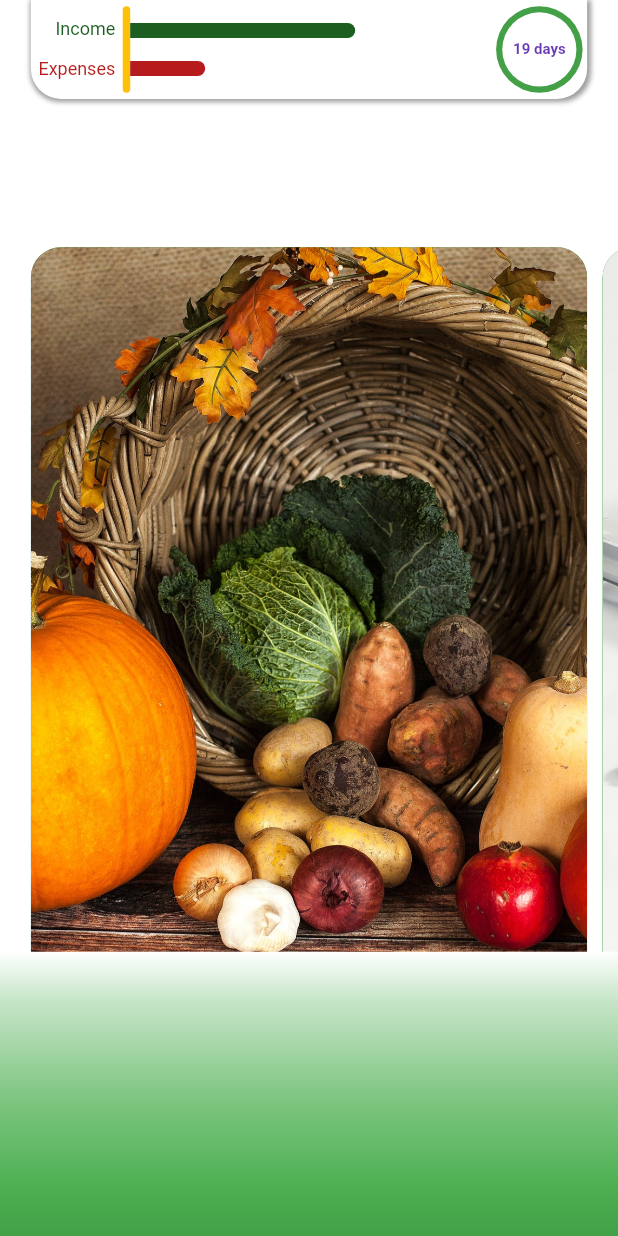
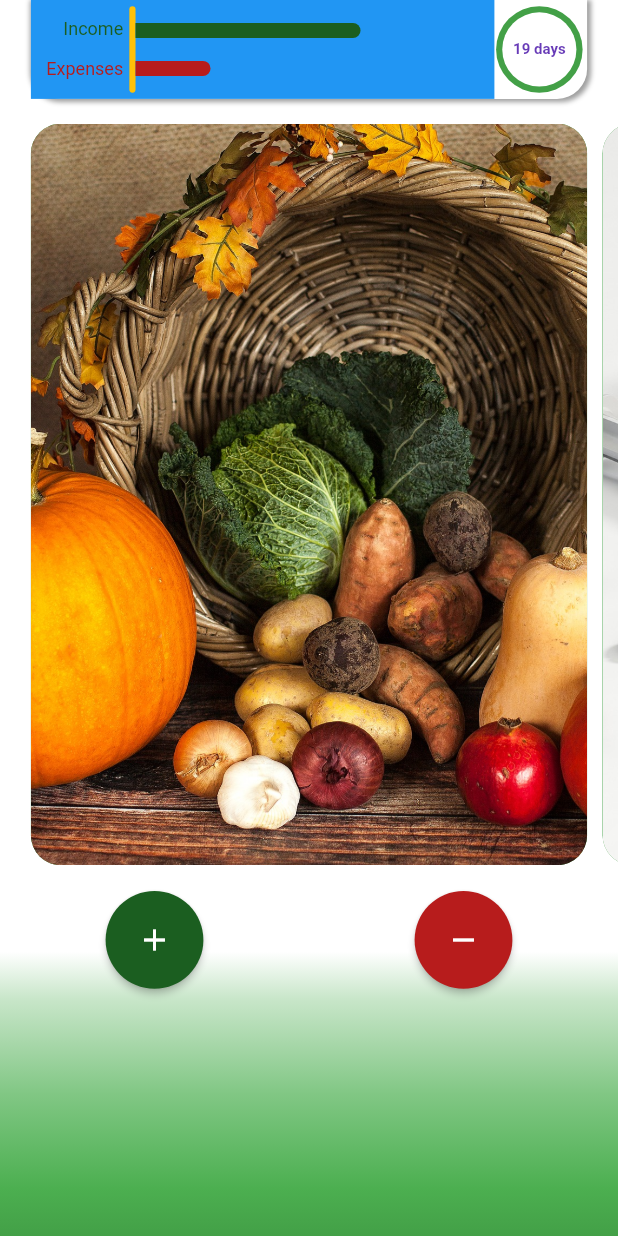
Before and after one commit to sharmashashi/myexpenses, a Flutter app: the screen it shows after launch, on a phone screen of 412 x 824 dp. Run offline on Flutter 3.47's test engine with Material 2 defaults, Android fonts, the phone set to English and light mode, and no system bars; our stand-ins replace shared_preferences.

Commit message:
saved total income in local storage with complete ui on button

```diff
--- a/lib/src/custom_widgets/custom_widgets.dart
+++ b/lib/src/custom_widgets/custom_widgets.dart
@@ -27,7 +27,7 @@ Widget widgetSalaryDay(BuildContext context) {
 
 ///returns main box as a child of listview
 ///to show different information about expenses
-Widget mainBox(double height, double width, {String imagePath,Widget child}) {
+Widget mainBox(double height, double width, {String imagePath, Widget child}) {
   return Container(
     width: percent(width, 90),
     decoration: BoxDecoration(
@@ -44,4 +44,20 @@ Widget mainBox(double height, double width, {String imagePath,Widget child}) {
     ),
   );
 }
+
 ///returns horizontal income bar
+///
+///
+
+///returns button to add income or expense
+Widget selectIncomeExpenseButton({String type, IconData iconData,double fullWidth,double fullHeight,Function onPressed}) {
+  return MaterialButton(
+   padding: EdgeInsets.all(percent(fullWidth,5)),
+    highlightColor: Colors.black12,
+    animationDuration: Duration(microseconds: 500),
+  shape: CircleBorder(),
+  child: Icon(iconData,color: Colors.white,),
+  color: type=='income'?incomeBarColor:expenseBarColor,
+  onPressed: onPressed,
+  );
+}
--- a/lib/src/home/app_bar.dart
+++ b/lib/src/home/app_bar.dart
@@ -30,14 +30,14 @@ Widget appBar({double fullHeight, double fullWidth}) {
           ///a container to fill upto 80 percent of width
           Container(
             width: percent(fullWidth, 75),
-            color: Colors.transparent,
+            color: Colors.blue,
 
             /// to add three bars
             child: Row(
               children: <Widget>[
                 ///for remaining balance and expenses
                 Padding(
-                  padding: EdgeInsets.only(left: 5),
+                  padding: EdgeInsets.only(left: percent(fullWidth, 2.5)),
                   child: Column(
                     mainAxisAlignment: MainAxisAlignment.spaceEvenly,
                     crossAxisAlignment: CrossAxisAlignment.end,
@@ -57,10 +57,10 @@ Widget appBar({double fullHeight, double fullWidth}) {
 
                 ///vertical bar
                 Padding(
-                  padding: const EdgeInsets.only(left: 5),
+                  padding:  EdgeInsets.only(left: percent(fullWidth, 1.0)),
                   child: Container(
                     height: percent(fullHeight, 7),
-                    width: 5,
+                    width: percent(fullWidth, 1.0),
                     decoration: BoxDecoration(
                         borderRadius: BorderRadius.circular(50),
                         color: Colors.amber),
--- a/lib/src/home/home.dart
+++ b/lib/src/home/home.dart
@@ -1,16 +1,27 @@
-import 'dart:ui' as prefix0;
-
 import 'package:flutter/material.dart';
+import 'package:myexpenses/src/custom_widgets/custom_widgets.dart';
 import 'package:myexpenses/src/home/app_bar.dart';
 import 'package:myexpenses/src/home/home_body.dart';
 import 'package:myexpenses/src/home/home_provider.dart';
+import 'package:myexpenses/src/local_storage/sharedPreferences.dart';
 import 'package:myexpenses/src/utils/colors.dart';
 import 'package:myexpenses/src/utils/dimention_in_percent.dart';
 import 'package:provider/provider.dart';
 
-class Home extends StatelessWidget {
+class Home extends StatefulWidget {
+  @override
+  _HomeState createState() => _HomeState();
+}
+
+class _HomeState extends State<Home> {
+  Widget textFieldButton = Container(
+    height: 0,
+  );
+  TextEditingController controller = new TextEditingController();
+
   @override
   Widget build(BuildContext context) {
+    controller.text = '0';
     return ChangeNotifierProvider<HomeProvider>(
       builder: (context) => HomeProvider(),
       child: Builder(builder: (BuildContext context) {
@@ -20,6 +31,12 @@ class Home extends StatelessWidget {
 
         ///home provider to set and get
         var _homeProvider = Provider.of<HomeProvider>(context);
+        _homeProvider.initialize();
+        print(_homeProvider.getTotalIncome);
+        print(_homeProvider.getTotalExpense);
+        Widget _incomeExpenseBody =
+            createIncomeEXpenseBody(_homeProvider, _fullHeight, _fullWidth);
+
         return Scaffold(
           backgroundColor: Colors.white,
           appBar: PreferredSize(
@@ -46,7 +63,8 @@ class Home extends StatelessWidget {
                     width: _fullWidth,
                     decoration: BoxDecoration(
                       color: Colors.blue,
-                      gradient:LinearGradient(colors: [
+                      gradient: LinearGradient(
+                          colors: [
                             Colors.white,
                             Colors.green[100],
                             Colors.green[200],
@@ -54,8 +72,25 @@ class Home extends StatelessWidget {
                             Colors.green[400],
                             Colors.green[500],
                             primaryColor
-                      ],begin: Alignment.topCenter,end: Alignment.bottomCenter),
+                          ],
+                          begin: Alignment.topCenter,
+                          end: Alignment.bottomCenter),
                     )),
+              ),
+
+              ///for input expense button
+              Positioned(
+                  bottom: percent(_fullHeight, 20),
+                  child: Container(
+                      width: percent(_fullWidth, 100),
+                      child: _incomeExpenseBody)),
+
+              ///for text input
+              Positioned(
+                left: percent(_fullWidth, 15),
+                right: percent(_fullWidth, 0),
+                bottom: percent(_fullHeight, 5),
+                child: textFieldButton,
               )
             ],
           ),
@@ -63,4 +98,115 @@ class Home extends StatelessWidget {
       }),
     );
   }
+
+  ///returns incomeExpenseBody
+  Widget createIncomeEXpenseBody(
+      var homeProvider, double _fullHeight, double _fullWidth) {
+    return Row(
+      mainAxisAlignment: MainAxisAlignment.spaceAround,
+      crossAxisAlignment: CrossAxisAlignment.center,
+      children: <Widget>[
+        ///for income button
+        selectIncomeExpenseButton(
+            type: 'income',
+            iconData: Icons.add,
+            fullHeight: _fullHeight,
+            fullWidth: _fullWidth,
+            onPressed: onIncomeExpensePressed(
+                homeProvider, 'Todays Income', _fullWidth, _fullHeight)),
+
+        ///for expense button
+        selectIncomeExpenseButton(
+            type: 'expense',
+            iconData: Icons.remove,
+            fullHeight: _fullHeight,
+            fullWidth: _fullWidth,
+            onPressed: onIncomeExpensePressed(
+                homeProvider, 'Todays Expense', _fullWidth, _fullHeight)),
+      ],
+    );
   }
+
+  ///returns textfield and button to add income or expense
+  Widget createTextFieldButton(var homeProvider,
+      {String type, double fullWidth, double fullHeight}) {
+    return Row(
+      mainAxisAlignment: MainAxisAlignment.spaceAround,
+      crossAxisAlignment: CrossAxisAlignment.start,
+      children: <Widget>[
+        ///for textField
+        Flexible(
+          flex: 1,
+          child: TextField(
+            keyboardType: TextInputType.number,
+            autofocus: true,
+            controller: controller,
+            decoration: InputDecoration(
+                isDense: true,
+                contentPadding: EdgeInsets.all(12),
+                hintText: type,
+                border: OutlineInputBorder(
+                    borderRadius:
+                        BorderRadius.circular(percent(fullHeight, 100)))),
+          ),
+        ),
+
+        ///for done button
+        MaterialButton(
+          color: Colors.blue,
+          shape: CircleBorder(),
+          child: Icon(
+            Icons.done,
+            color: Colors.white,
+          ),
+          onPressed: () {
+            print(type);
+
+            ///save income or expense data and remove textField
+            ///for total income
+            homeProvider.getTotalIncome != null
+                ? updateSharedPreferences(
+                    totalIncome: type == 'Todays Income'
+                        ? double.parse(controller.text) +
+                            homeProvider.getTotalIncome
+                        : homeProvider.getTotalIncome,
+                    totalExpense: type == 'Todays Expense'
+                        ? double.parse(controller.text) +
+                            homeProvider.getTotalExpense
+                        : homeProvider.getTotalExpense)
+                : updateSharedPreferences(totalIncome: 0);
+
+            ///for total expense
+            homeProvider.getTotalExpense != null
+                ? updateSharedPreferences(
+                    totalIncome: type == 'Todays Income'
+                        ? double.parse(controller.text) +
+                            homeProvider.getTotalIncome
+                        : homeProvider.getTotalIncome,
+                    totalExpense: type == 'Todays Expense'
+                        ? double.parse(controller.text) +
+                            homeProvider.getTotalExpense
+                        : homeProvider.getTotalExpense)
+                : updateSharedPreferences(totalExpense: 0);
+            setState(() {
+              textFieldButton = Container(
+                height: 0,
+              );
+            });
+          },
+        )
+      ],
+    );
+  }
+
+  ///onpressed for incomeExpensebutton
+  Function onIncomeExpensePressed(
+      var homeProvider, String type, double fullWidth, double fullHeight) {
+    return () {
+      setState(() {
+        textFieldButton = createTextFieldButton(homeProvider,
+            type: type, fullHeight: fullHeight, fullWidth: fullWidth);
+      });
+    };
+  }
+}
--- a/lib/src/home/home_body.dart
+++ b/lib/src/home/home_body.dart
@@ -7,8 +7,8 @@ import 'package:myexpenses/src/utils/dimention_in_percent.dart';
 ///shows horizontal listview with cards
 Widget homeBody({double height, double width}) {
   return Positioned(
-      top: percent(height, 20),
-      bottom: percent(height, 20),
+      top: percent(height, 10),
+      bottom: percent(height, 30),
       child: Container(
         height: percent(height, 60),
         width: width,
--- a/lib/src/home/home_provider.dart
+++ b/lib/src/home/home_provider.dart
@@ -1,11 +1,42 @@
 import 'package:flutter/material.dart';
+import 'package:shared_preferences/shared_preferences.dart';
 
 class HomeProvider with ChangeNotifier {
-  int totalIncome = 0;
+  double incomeBarLength = 0,
+      totalIncome = 0,
+      expenseBarLength = 0,
+      totalExpense = 0;
 
+  void initialize() async {
+    SharedPreferences myprefs = await SharedPreferences.getInstance();
+    setTotalIncome = myprefs.getDouble('totalIncome');
+    setTotalExpense = myprefs.getDouble('totalExpense');
+  }
 
   ///getters
+  get getTotalIncome => totalIncome;
+  get getTotalExpense => totalExpense;
+  get getIncomeBarLength => incomeBarLength;
+  get getExpenseBarLength => expenseBarLength;
 
   ///setters
+  set setTotalIncome(double totalIncome) {
+    this.totalIncome = totalIncome;
+    notifyListeners();
+  }
 
+  set setTotalExpense(double totalExpense) {
+    this.totalExpense = totalExpense;
+    notifyListeners();
+  }
+
+  set setIncomeBarLength(double length) {
+    this.incomeBarLength = length;
+    notifyListeners();
+  }
+
+  set setExpenseBarLength(double length) {
+    this.expenseBarLength = length;
+    notifyListeners();
+  }
 }
```
Also changed, not shown: lib/src/local_storage/sharedPreferences.dart (+7 -0 lines). Lines whose indentation alone changed are shown as unchanged.
